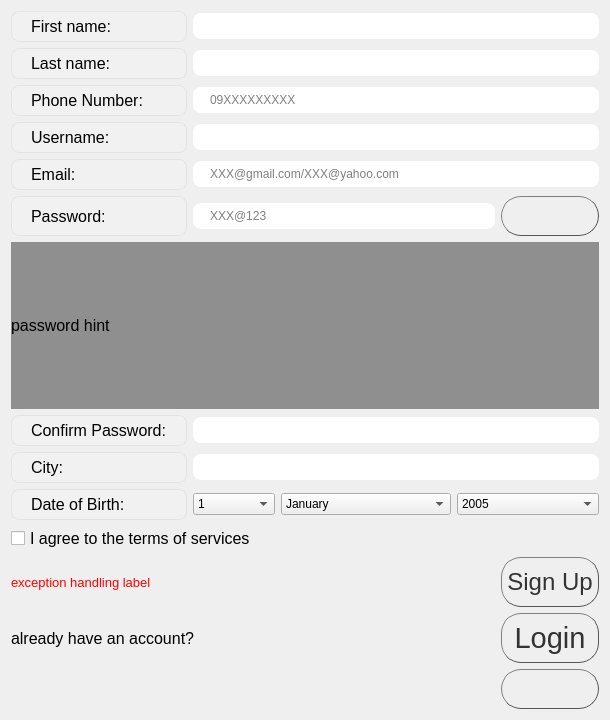
Above: SignUpPage.ui from Arian-SK/Personal-Accounting-App before the change. Below: the same form after it.
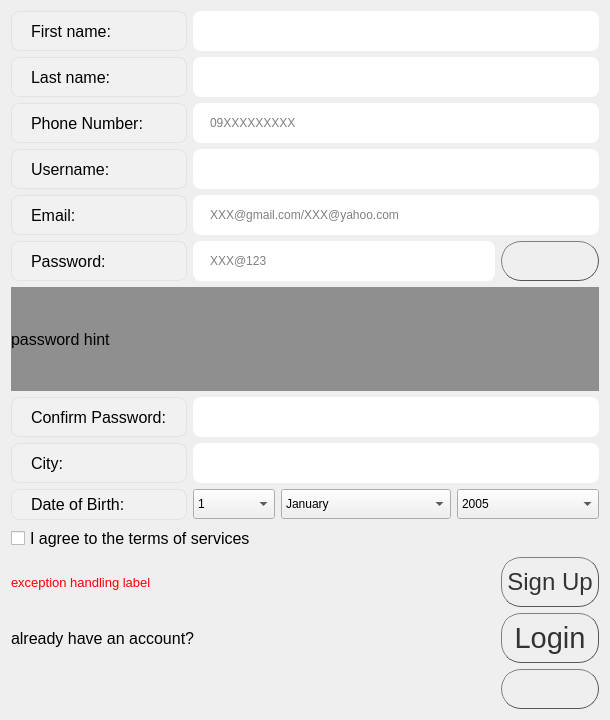
That is the form after the change.

What changed in the file:
```diff
--- a/SignUpPage.ui
+++ b/SignUpPage.ui
@@ -55,6 +55,12 @@
    </item>
    <item row="9" column="7" colspan="2">
     <widget class="QComboBox" name="comboYear">
+     <property name="minimumSize">
+      <size>
+       <width>0</width>
+       <height>30</height>
+      </size>
+     </property>
      <item>
       <property name="text">
        <string>2005</string>
@@ -489,6 +495,12 @@
    </item>
    <item row="0" column="1" colspan="8">
     <widget class="QLineEdit" name="lineFname">
+     <property name="minimumSize">
+      <size>
+       <width>0</width>
+       <height>40</height>
+      </size>
+     </property>
      <property name="whatsThis">
       <string/>
      </property>
@@ -514,6 +526,12 @@
    </item>
    <item row="3" column="1" colspan="8">
     <widget class="QLineEdit" name="lineUsername">
+     <property name="minimumSize">
+      <size>
+       <width>0</width>
+       <height>40</height>
+      </size>
+     </property>
      <property name="styleSheet">
       <string notr="true">QLineEdit {
   border-radius: 8px;
@@ -536,7 +554,7 @@
      <property name="minimumSize">
       <size>
        <width>0</width>
-       <height>0</height>
+       <height>40</height>
       </size>
      </property>
      <property name="styleSheet">
@@ -591,6 +609,12 @@
    </item>
    <item row="4" column="1" colspan="8">
     <widget class="QLineEdit" name="lineEmail">
+     <property name="minimumSize">
+      <size>
+       <width>0</width>
+       <height>40</height>
+      </size>
+     </property>
      <property name="styleSheet">
       <string notr="true">QLineEdit {
   border-radius: 8px;
@@ -643,6 +667,12 @@
    </item>
    <item row="2" column="1" colspan="8">
     <widget class="QLineEdit" name="linePnumber">
+     <property name="minimumSize">
+      <size>
+       <width>0</width>
+       <height>40</height>
+      </size>
+     </property>
      <property name="styleSheet">
       <string notr="true">QLineEdit {
   border-radius: 8px;
@@ -665,6 +695,12 @@
    </item>
    <item row="8" column="1" colspan="8">
     <widget class="QLineEdit" name="lineCity">
+     <property name="minimumSize">
+      <size>
+       <width>0</width>
+       <height>40</height>
+      </size>
+     </property>
      <property name="styleSheet">
       <string notr="true">QLineEdit {
   border-radius: 8px;
@@ -684,6 +720,12 @@
    </item>
    <item row="7" column="1" colspan="8">
     <widget class="QLineEdit" name="lineConfirmPass">
+     <property name="minimumSize">
+      <size>
+       <width>0</width>
+       <height>40</height>
+      </size>
+     </property>
      <property name="styleSheet">
       <string notr="true">QLineEdit {
   border-radius: 8px;
@@ -709,7 +751,7 @@
      <property name="minimumSize">
       <size>
        <width>0</width>
-       <height>0</height>
+       <height>30</height>
       </size>
      </property>
      <item>
@@ -997,6 +1039,12 @@
    </item>
    <item row="5" column="1" colspan="7">
     <widget class="QLineEdit" name="linePass">
+     <property name="minimumSize">
+      <size>
+       <width>0</width>
+       <height>40</height>
+      </size>
+     </property>
      <property name="styleSheet">
       <string notr="true">QLineEdit {
   border-radius: 8px;
@@ -1022,6 +1070,12 @@
    </item>
    <item row="9" column="1" colspan="2">
     <widget class="QComboBox" name="comboDay">
+     <property name="minimumSize">
+      <size>
+       <width>0</width>
+       <height>30</height>
+      </size>
+     </property>
      <item>
       <property name="text">
        <string>1</string>
```
